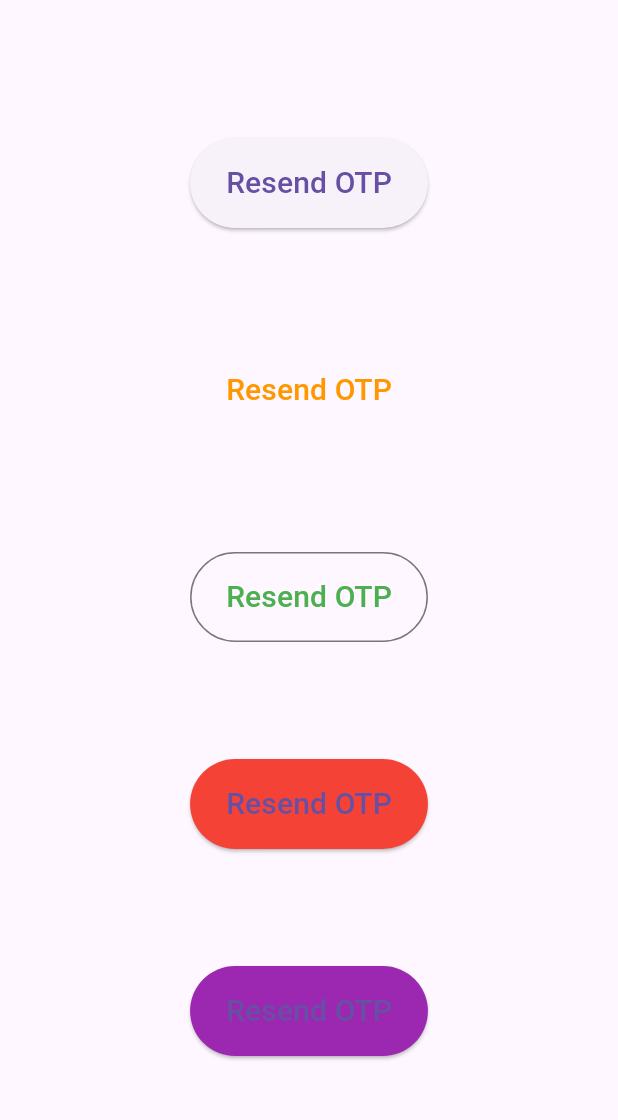
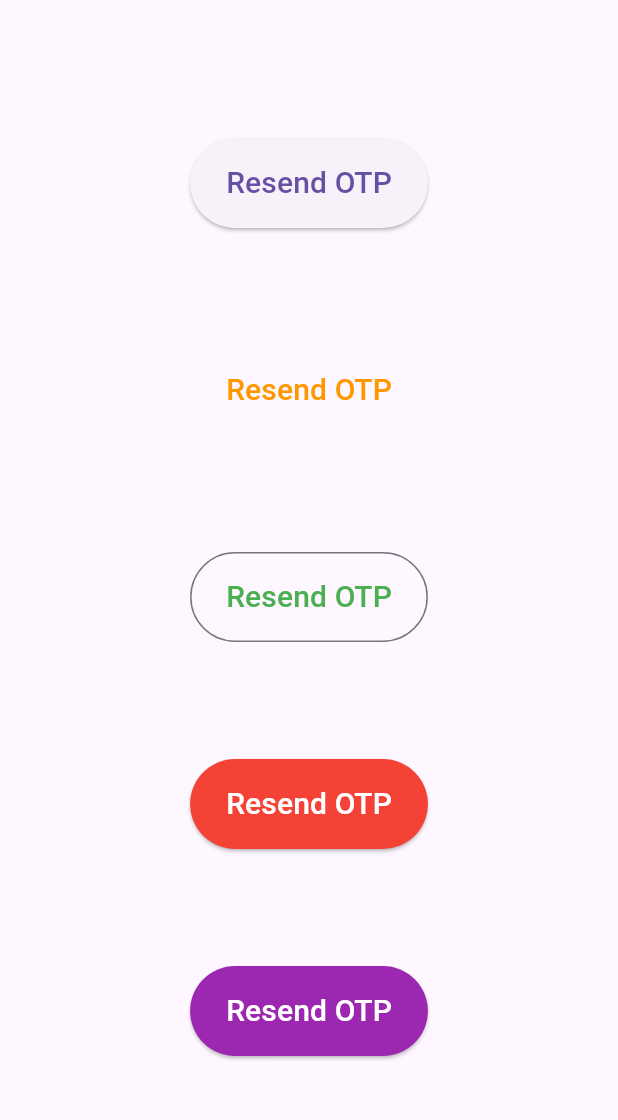
Before and after one commit to mpcreza/otp_timer_button, a Flutter app: the screen it shows after launch, on a phone screen of 412 x 824 dp, the part 63-1183 px from its top. Run offline on Flutter 3.47's test engine with Material 3 defaults, Android fonts, the phone set to English and light mode, and no system bars.

Commit message:
minor changes in the example

```diff
--- a/example/lib/main.dart
+++ b/example/lib/main.dart
@@ -87,6 +87,7 @@ class _MyHomePageState extends State<MyHomePage> {
                 style: TextStyle(fontSize: 20),
               ),
               backgroundColor: Colors.red,
+              textColor: Colors.white,
               loadingIndicatorColor: Colors.red,
               radius: 30,
               duration: 2,
@@ -110,6 +111,7 @@ class _MyHomePageState extends State<MyHomePage> {
                 style: TextStyle(fontSize: 20),
               ),
               backgroundColor: Colors.purple,
+              textColor: Colors.white,
               duration: 2,
             ),
           ],
```
